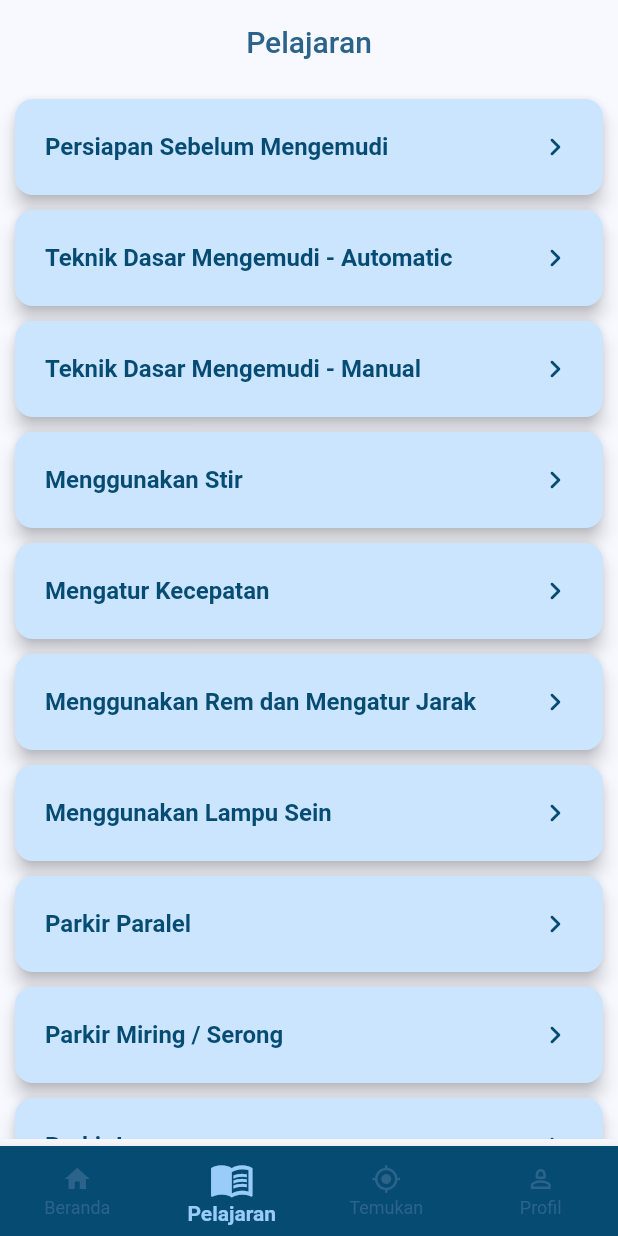
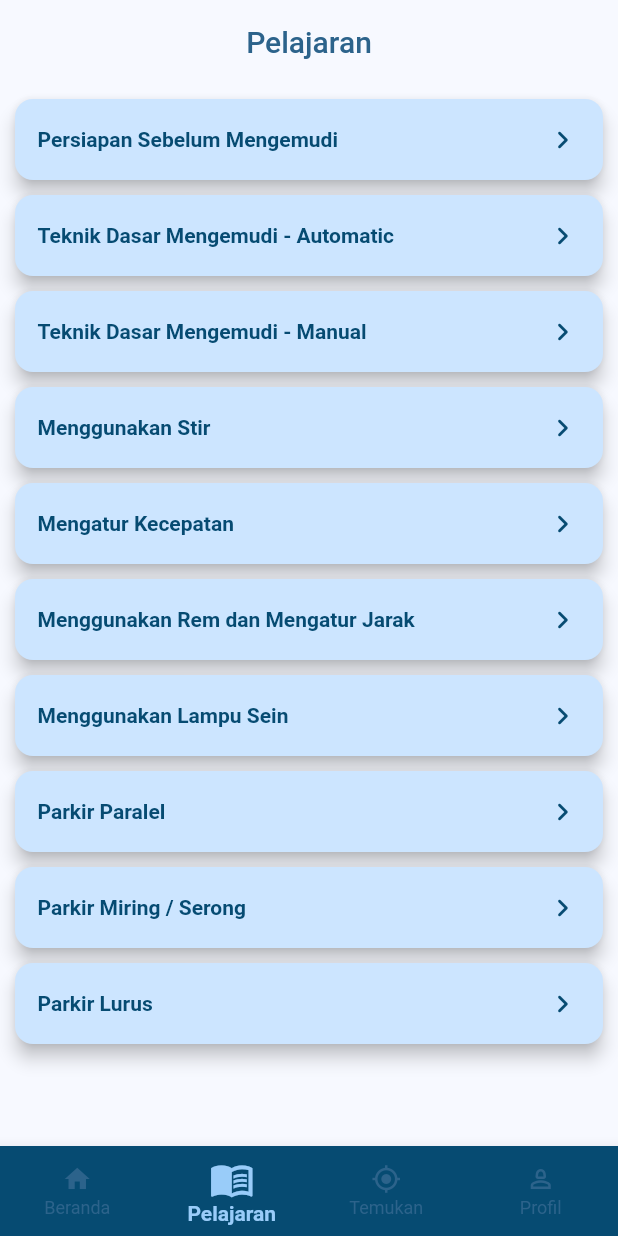
Before and after one commit to Ryandika/kemudi_ocal, a Flutter app: the screen it shows once a user with an empty profile is signed in, item 2 of the bottom bar chosen, on a phone screen of 412 x 824 dp. Run offline on Flutter 3.47's test engine with Material 2 defaults, Android fonts, the phone set to English and light mode, and no system bars; our stand-ins replace carousel_slider, cloud_firestore, firebase_auth, firebase_core, google_maps_flutter, google_sign_in and 5 more; missing offline and left inert: maps_launcher; accounts and stored records are empty.

Commit message:
benerin stackover flow di lesson

```diff
--- a/lib/widgets/lesson_button.dart
+++ b/lib/widgets/lesson_button.dart
@@ -14,7 +14,7 @@ class LessonButton extends StatelessWidget {
       elevation: 5,
       child: InkWell(
         child: Container(
-          margin: const EdgeInsets.symmetric(vertical: 20, horizontal: 20),
+          margin: const EdgeInsets.symmetric(vertical: 15, horizontal: 15),
           alignment: Alignment.topLeft,
           child: Row(
             mainAxisAlignment: MainAxisAlignment.spaceBetween,
@@ -22,7 +22,7 @@ class LessonButton extends StatelessWidget {
               Text(
                 lesson.title,
                 style: const TextStyle(
-                    fontWeight: FontWeight.bold, fontSize: 16),
+                    fontWeight: FontWeight.bold, fontSize: 14),
               ),
               const Icon(
                 Icons.chevron_right_rounded,
```
